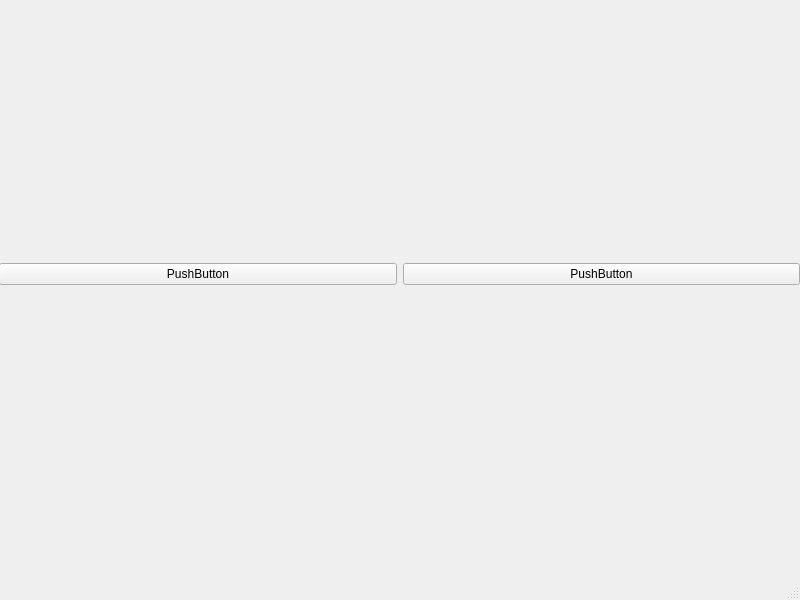
Above: opcua_ui.ui from rplenzdorf/Projekt-Anomalieerkennung before the change. Below: the same form after it.
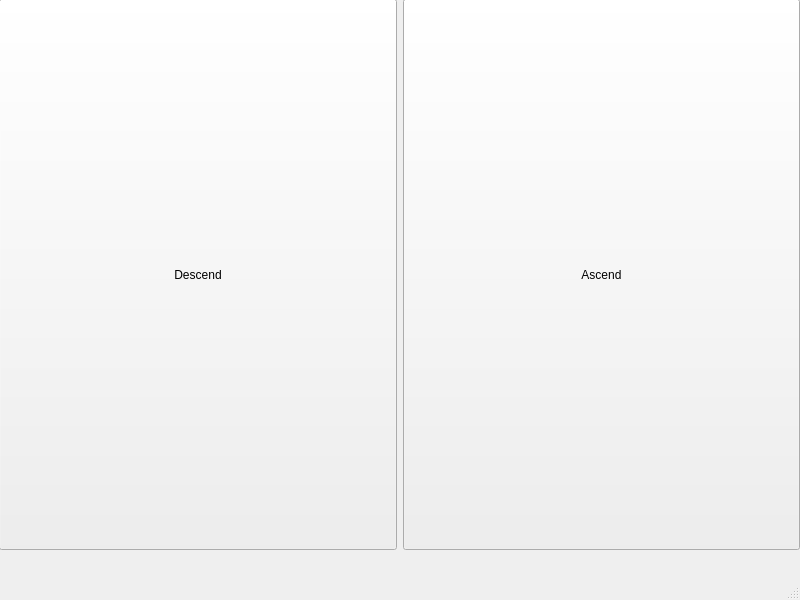
That is the form after the change.

```diff
--- a/opcua_ui.ui
+++ b/opcua_ui.ui
@@ -26,15 +26,27 @@
     <layout class="QHBoxLayout" name="horizontalLayout">
      <item>
       <widget class="QPushButton" name="btn_1">
+       <property name="sizePolicy">
+        <sizepolicy hsizetype="Minimum" vsizetype="Minimum">
+         <horstretch>0</horstretch>
+         <verstretch>0</verstretch>
+        </sizepolicy>
+       </property>
        <property name="text">
-        <string>PushButton</string>
+        <string>Descend</string>
        </property>
       </widget>
      </item>
      <item>
       <widget class="QPushButton" name="btn_2">
+       <property name="sizePolicy">
+        <sizepolicy hsizetype="Minimum" vsizetype="Minimum">
+         <horstretch>0</horstretch>
+         <verstretch>0</verstretch>
+        </sizepolicy>
+       </property>
        <property name="text">
-        <string>PushButton</string>
+        <string>Ascend</string>
        </property>
       </widget>
      </item>
```
